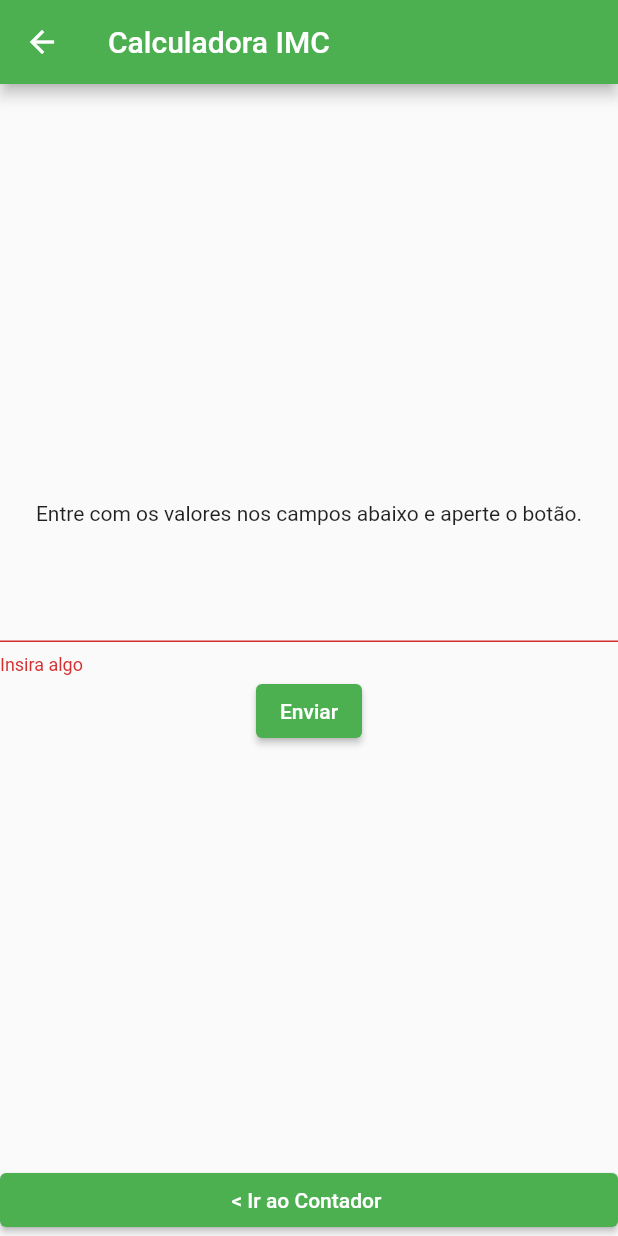
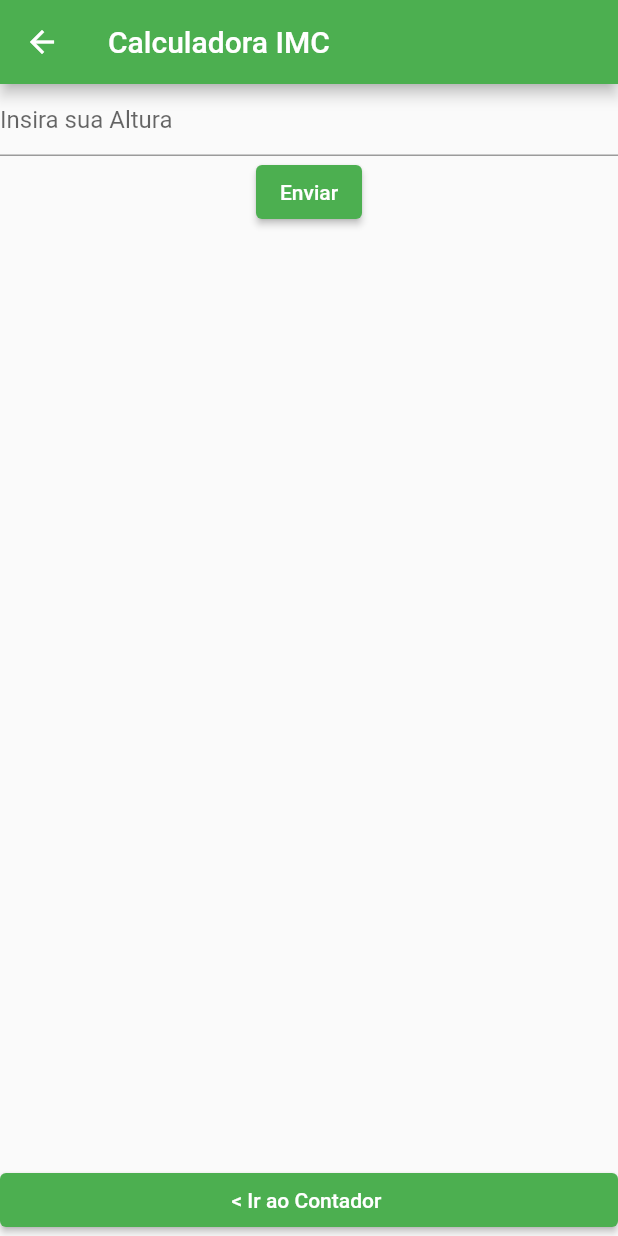
Before and after one commit to Pawtter/contador_returns, a Flutter app: the Imc_Screen screen opened directly, on a phone screen of 412 x 824 dp. Run offline on Flutter 3.47's test engine with Material 2 defaults, Android fonts, the phone set to English and light mode, and no system bars.

Commit message:
CustomForm iniciado

```diff
--- a/lib/Screens/imc/imc_Screen.dart
+++ b/lib/Screens/imc/imc_Screen.dart
@@ -1,6 +1,5 @@
-import 'dart:developer';
 import 'package:flutter/material.dart';
-import 'package:form_validator/form_validator.dart';
+import 'package:contador_returns/forms/form_custom_field.dart';
 import 'package:contador_returns/screens/imc/imc_Screen_Controller.dart';
 
 class Imc_Screen extends StatefulWidget {
@@ -38,84 +37,27 @@ class FormImc extends StatefulWidget {
 }
 
 class _FormImcState extends State<FormImc> {
-  final _formChave = GlobalKey<_FormImcState>();
-  int valorIMC = 0;
-  String gordo = 'Entre com os valores nos campos abaixo e aperte o botão.';
+  final _formKey = GlobalKey<_FormImcState>();
   @override
   Widget build(BuildContext context) {
-    return Column(
-      mainAxisAlignment: MainAxisAlignment.center,
-      children: <Widget>[
-        Text(gordo),
-        Padding(
-          padding: const EdgeInsets.all(15.0),
-          //  child: Form(
-          //    key: _formChave,
-          //    child: Column(
-          //      children: [
-          //        TextFormField(
-          //          //decoration: const InputDecoration(
-          //          //    icon: Icon(Icons.height),
-          //          //    hintText: 'Insira sua altura.',
-          //          //    labelText: 'Altura'),
-          //          validator: ((textoInserido) {
-          //            if (textoInserido == null || textoInserido.isEmpty) {
-          //              return 'Insira algum valor numérico';
-          //            }
-          //            return null;
-          //          }),
-          //        ),
-          //        TextFormField(
-          //          //decoration: const InputDecoration(
-          //          //    icon: Icon(Icons.fastfood),
-          //          //    hintText: 'Insira seu peso.',
-          //          //    labelText: 'Peso'),
-          //          validator: ((textoInserido) {
-          //            if (textoInserido == null || textoInserido.isEmpty) {
-          //              return 'Insira algum valor numérico';
-          //            }
-          //            return null;
-          //          }),
-          //        ),
-          //        ElevatedButton(
-          //          onPressed: () {
-          //            setState(() {
-          //              if (_formChave.currentState == null) {
-          //                gordo == 'Tudo Vazio';
-          //              } else {
-          //                gordo == 'Valores inseridos';
-          //              }
-          //            });
-          //          },
-          //          child: const Text('Calcular!'),
-          //        ),
-          //      ],
-          //    ),
-          //  ),
-        ),
-        Form(
-          key: _formChave,
+    return Form(
+      key: _formKey,
       child: Column(
         children: [
-              TextFormField(
-                autovalidateMode: AutovalidateMode.always,
-                validator: (value) {
-                  if (value == null || value.isEmpty) {
-                    return 'Insira algo';
+          CustomFormField(
+            hintText: 'Insira sua Altura',
+            validator: (valor) {
+              if (!valor.CheckNum) {
+                return 'Campo Obrigatório.';
               }
-                  return null;
             },
           ),
           ElevatedButton(
-                onPressed: () {
-                  if (_formChave.currentState!.validate()) {}
-                },
+            onPressed: () {},
             child: const Text('Enviar'),
           ),
         ],
       ),
-        ),
-      ],
     );
   }
 }
--- /dev/null
+++ b/lib/forms/form_custom_field.dart
@@ -0,0 +1,34 @@
+import 'package:flutter/material.dart';
+import 'package:flutter/services.dart';
+
+class CustomFormField extends StatelessWidget {
+  const CustomFormField({
+    Key? key,
+    required this.hintText,
+    this.inputFormatters,
+    this.validator,
+  }) : super(key: key);
+  final String hintText;
+  final List<TextInputFormatter>? inputFormatters;
+  final String? Function(String?)? validator;
+
+  @override
+  Widget build(BuildContext context) {
+    return TextFormField(
+      inputFormatters: inputFormatters,
+      validator: validator,
+      decoration: InputDecoration(hintText: hintText),
+    );
+  }
+}
+
+extension CheckNum on String {
+  bool get isValidEmail {
+    final emailRegExp = RegExp("\d{2,3}\.\d{,2}");
+    return emailRegExp.hasMatch(this);
+  }
+
+  bool get isNotNull {
+    return this != null;
+  }
+}
```
Lines whose indentation alone changed are shown as unchanged.
